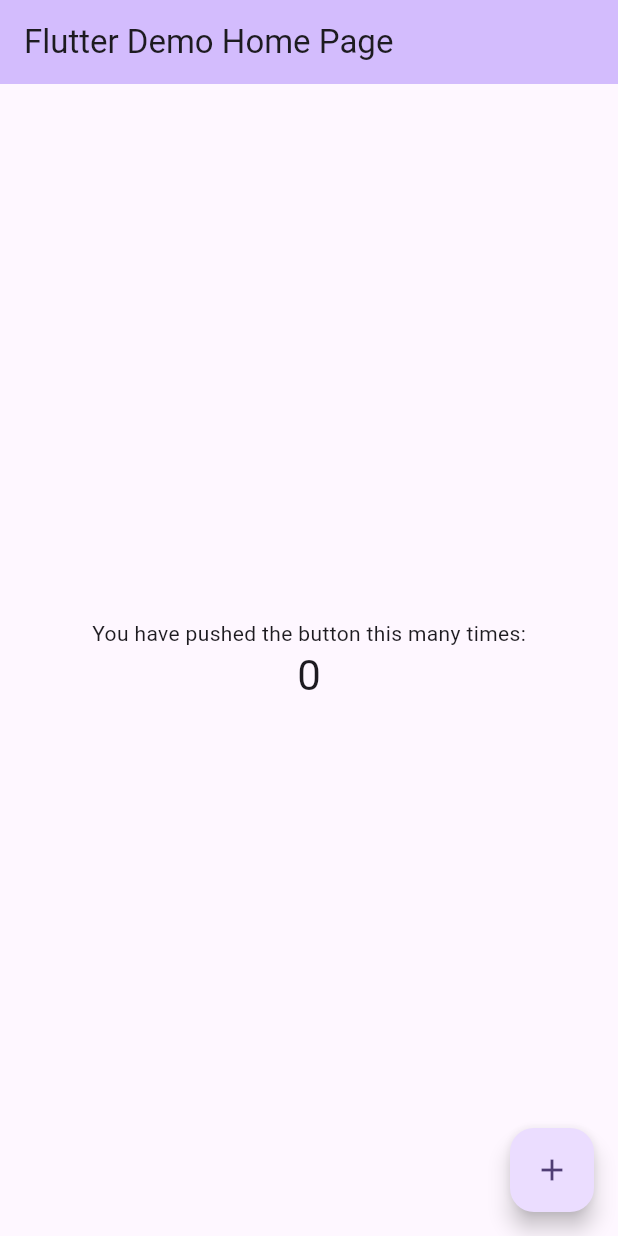
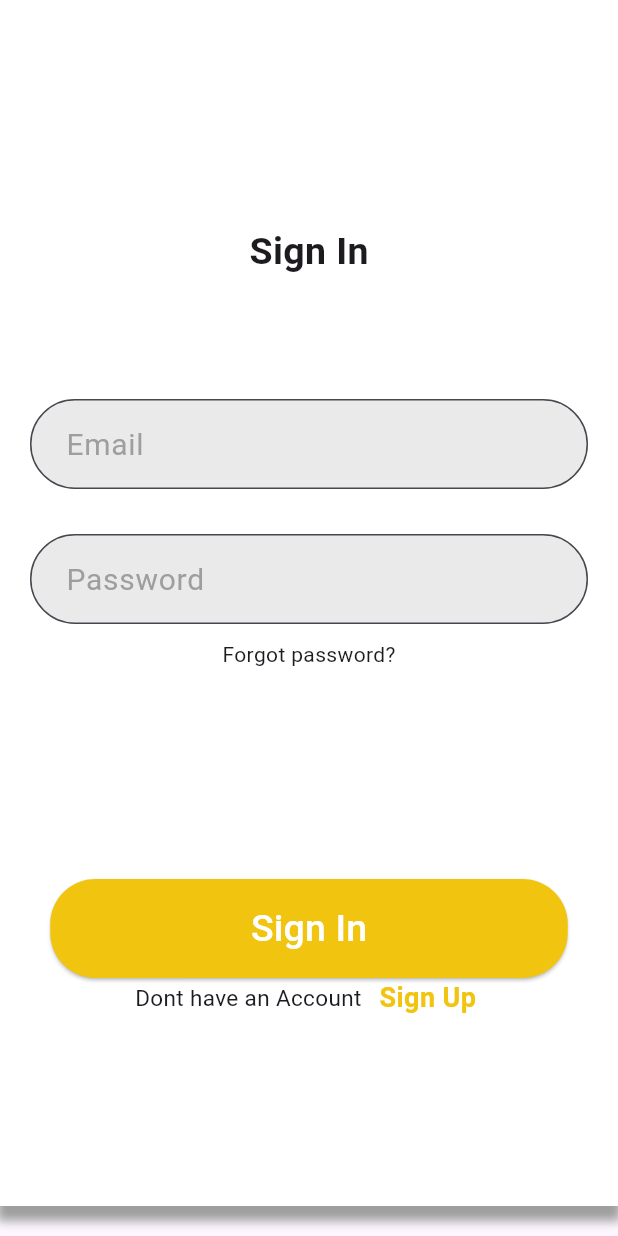
Before and after one commit to mrsaif143/codewithsaif, a Flutter app: the screen it shows after launch, on a phone screen of 412 x 824 dp. Run offline on Flutter 3.47's test engine with Material 2 defaults, Android fonts, the phone set to English and light mode, and no system bars; our stand-ins replace get.

Commit message:
Login Signup screns
add login and signup screen

```diff
--- /dev/null
+++ b/lib/Login.dart
@@ -0,0 +1,162 @@
+// ignore_for_file: file_names
+
+import 'package:flutter/material.dart';
+import 'package:get/get.dart';
+
+import 'Signup.dart';
+
+class LoginScreen extends StatefulWidget {
+  const LoginScreen({super.key});
+
+  @override
+  State<LoginScreen> createState() => _LoginScreenState();
+}
+
+class _LoginScreenState extends State<LoginScreen> {
+  @override
+  Widget build(BuildContext context) {
+    return SafeArea(
+      child: Scaffold(
+        resizeToAvoidBottomInset: false,
+        body: Padding(
+          padding: const EdgeInsets.only(bottom: 20),
+          child: Container(
+            decoration: const BoxDecoration(
+              // borderRadius: BorderRadius.circular(30),
+              color: Colors.white,
+              boxShadow: [
+                BoxShadow(
+                  color: Colors.grey,
+                  blurRadius: 5.0,
+                  spreadRadius: 2.0,
+                  offset: Offset(0, 8), // Offset in the bottom direction
+                ),
+              ],
+            ),
+            child: Column(
+              children: [
+                const SizedBox(
+                  height: 150,
+                ),
+                const Text(
+                  'Sign In',
+                  style: TextStyle(
+                    fontSize: 25,
+                    fontWeight: FontWeight.bold,
+                  ),
+                ),
+                const SizedBox(
+                  height: 60,
+                ),
+                Padding(
+                  padding: const EdgeInsets.all(20.0),
+                  child: TextFormField(
+                    decoration: InputDecoration(
+                      hintText: 'Email',
+                      fillColor: const Color.fromRGBO(
+                          196, 196, 196, 0.35), // Background color
+                      filled: true,
+                      hintStyle:
+                          const TextStyle(fontSize: 20, color: Colors.grey),
+                      contentPadding: const EdgeInsets.symmetric(
+                          horizontal: 20, vertical: 15),
+                      border: OutlineInputBorder(
+                        borderRadius: BorderRadius.circular(30.0),
+                        borderSide: const BorderSide(
+                            color: Color.fromARGB(255, 241, 196, 15)),
+                      ),
+                      focusedBorder: OutlineInputBorder(
+                        borderRadius: BorderRadius.circular(30.0),
+                        borderSide: const BorderSide(
+                            color: Color.fromARGB(253, 241, 196, 15)),
+                      ),
+                    ),
+                  ),
+                ),
+                Padding(
+                  padding:
+                      const EdgeInsets.symmetric(vertical: 10, horizontal: 20),
+                  child: TextFormField(
+                    decoration: InputDecoration(
+                      hintText: 'Password',
+                      fillColor: const Color.fromRGBO(
+                          196, 196, 196, 0.35), // Background color
+                      filled: true,
+                      hintStyle:
+                          const TextStyle(fontSize: 20, color: Colors.grey),
+                      contentPadding: const EdgeInsets.symmetric(
+                          horizontal: 20, vertical: 15),
+                      border: OutlineInputBorder(
+                        borderRadius: BorderRadius.circular(30.0),
+                        borderSide: const BorderSide(
+                            color: Color.fromARGB(255, 241, 196, 15)),
+                      ),
+                      focusedBorder: OutlineInputBorder(
+                        borderRadius: BorderRadius.circular(30.0),
+                        borderSide: const BorderSide(
+                            color: Color.fromARGB(253, 241, 196, 15)),
+                      ),
+                    ),
+                  ),
+                ),
+                const Text('Forgot password?'),
+                const SizedBox(
+                  height: 140,
+                ),
+                SizedBox(
+                  height: 66,
+                  width: 345,
+                  child: ElevatedButton(
+                    onPressed: () {
+                      // Add your button press logic here
+                    },
+                    style: ElevatedButton.styleFrom(
+                      backgroundColor: const Color(0xFFF1C40F), // Button color
+                      shape: RoundedRectangleBorder(
+                        borderRadius:
+                            BorderRadius.circular(30.0), // Radius of 30
+                      ),
+                    ),
+                    child: const Padding(
+                      padding: EdgeInsets.all(15.0),
+                      child: Text(
+                        'Sign In',
+                        style: TextStyle(fontSize: 25, color: Colors.white),
+                      ),
+                    ),
+                  ),
+                ),
+                Row(
+                  children: [
+                    const SizedBox(
+                      width: 90,
+                    ),
+                    const Text(
+                      'Dont have an Account   ',
+                      style: TextStyle(
+                        fontSize: 15,
+                      ),
+                    ),
+                    GestureDetector(
+                      onDoubleTap: () {
+                        Get.to(const SignupScreen());
+                      },
+                      child: const Text(
+                        'Sign Up',
+                        style: TextStyle(
+                          fontSize: 18,
+                          fontWeight: FontWeight.bold,
+                          color: Color(0xFFF1C40F),
+                        ),
+                      ),
+                    )
+                  ],
+                )
+              ],
+            ),
+          ),
+        ),
+      ),
+    );
+  }
+}
--- a/lib/main.dart
+++ b/lib/main.dart
@@ -1,4 +1,6 @@
 import 'package:flutter/material.dart';
+import 'package:get/get.dart';
+import 'package:myneww/Login.dart';
 
 void main() {
   runApp(const MyApp());
@@ -10,7 +12,7 @@ class MyApp extends StatelessWidget {
   // This widget is the root of your application.
   @override
   Widget build(BuildContext context) {
-    return MaterialApp(
+    return GetMaterialApp(
         title: 'Flutter Demo',
         theme: ThemeData(
           // This is the theme of your application.
@@ -31,95 +33,6 @@ class MyApp extends StatelessWidget {
           colorScheme: ColorScheme.fromSeed(seedColor: Colors.deepPurple),
           useMaterial3: true,
         ),
-      home: const MyHomePage(title: 'Flutter Demo Home Page'),
-    );
+        home: const LoginScreen());
   }
 }
-
-class MyHomePage extends StatefulWidget {
-  const MyHomePage({super.key, required this.title});
-
-  // This widget is the home page of your application. It is stateful, meaning
-  // that it has a State object (defined below) that contains fields that affect
-  // how it looks.
-
-  // This class is the configuration for the state. It holds the values (in this
-  // case the title) provided by the parent (in this case the App widget) and
-  // used by the build method of the State. Fields in a Widget subclass are
-  // always marked "final".
-
-  final String title;
-
-  @override
-  State<MyHomePage> createState() => _MyHomePageState();
-}
-
-class _MyHomePageState extends State<MyHomePage> {
-  int _counter = 0;
-
-  void _incrementCounter() {
-    setState(() {
-      // This call to setState tells the Flutter framework that something has
-      // changed in this State, which causes it to rerun the build method below
-      // so that the display can reflect the updated values. If we changed
-      // _counter without calling setState(), then the build method would not be
-      // called again, and so nothing would appear to happen.
-      _counter++;
-    });
-  }
-
-  @override
-  Widget build(BuildContext context) {
-    // This method is rerun every time setState is called, for instance as done
-    // by the _incrementCounter method above.
-    //
-    // The Flutter framework has been optimized to make rerunning build methods
-    // fast, so that you can just rebuild anything that needs updating rather
-    // than having to individually change instances of widgets.
-    return Scaffold(
-      appBar: AppBar(
-        // TRY THIS: Try changing the color here to a specific color (to
-        // Colors.amber, perhaps?) and trigger a hot reload to see the AppBar
-        // change color while the other colors stay the same.
-        backgroundColor: Theme.of(context).colorScheme.inversePrimary,
-        // Here we take the value from the MyHomePage object that was created by
-        // the App.build method, and use it to set our appbar title.
-        title: Text(widget.title),
-      ),
-      body: Center(
-        // Center is a layout widget. It takes a single child and positions it
-        // in the middle of the parent.
-        child: Column(
-          // Column is also a layout widget. It takes a list of children and
-          // arranges them vertically. By default, it sizes itself to fit its
-          // children horizontally, and tries to be as tall as its parent.
-          //
-          // Column has various properties to control how it sizes itself and
-          // how it positions its children. Here we use mainAxisAlignment to
-          // center the children vertically; the main axis here is the vertical
-          // axis because Columns are vertical (the cross axis would be
-          // horizontal).
-          //
-          // TRY THIS: Invoke "debug painting" (choose the "Toggle Debug Paint"
-          // action in the IDE, or press "p" in the console), to see the
-          // wireframe for each widget.
-          mainAxisAlignment: MainAxisAlignment.center,
-          children: <Widget>[
-            const Text(
-              'You have pushed the button this many times:',
-            ),
-            Text(
-              '$_counter',
-              style: Theme.of(context).textTheme.headlineMedium,
-            ),
-          ],
-        ),
-      ),
-      floatingActionButton: FloatingActionButton(
-        onPressed: _incrementCounter,
-        tooltip: 'Increment',
-        child: const Icon(Icons.add),
-      ), // This trailing comma makes auto-formatting nicer for build methods.
-    );
-  }
-}
--- a/pubspec.yaml
+++ b/pubspec.yaml
@@ -35,6 +35,7 @@ dependencies:
   # The following adds the Cupertino Icons font to your application.
   # Use with the CupertinoIcons class for iOS style icons.
   cupertino_icons: ^1.0.2
+  get: ^4.6.5
 
 dev_dependencies:
   flutter_test:
```
Also changed, not shown: lib/Signup.dart (added, +179 -0 lines), pubspec.lock. Lines whose indentation alone changed are shown as unchanged.
